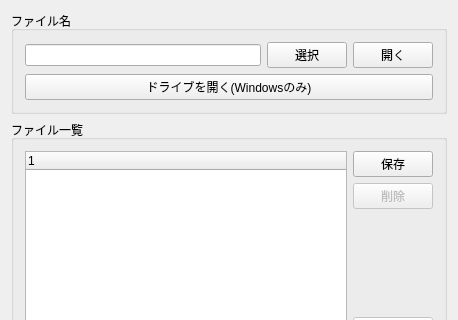
Above: widget.ui from futr/MicomFSReader before the change; both pictures show x 0 to 458 and y 0 to 320 of the 458 by 499 pixel window. Below: the same form after it.
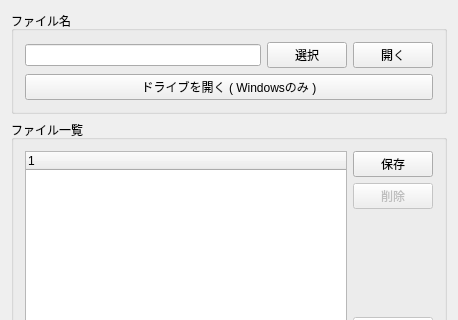
That is the form after the change.

```diff
--- a/widget.ui
+++ b/widget.ui
@@ -44,7 +44,7 @@
       <item>
        <widget class="QPushButton" name="openDriveButton">
         <property name="text">
-         <string>ドライブを開く(Windowsのみ)</string>
+         <string>ドライブを開く ( Windowsのみ )</string>
         </property>
        </widget>
       </item>
```
Left out of the diff: 2 changed lines with no effect on the pictures.
